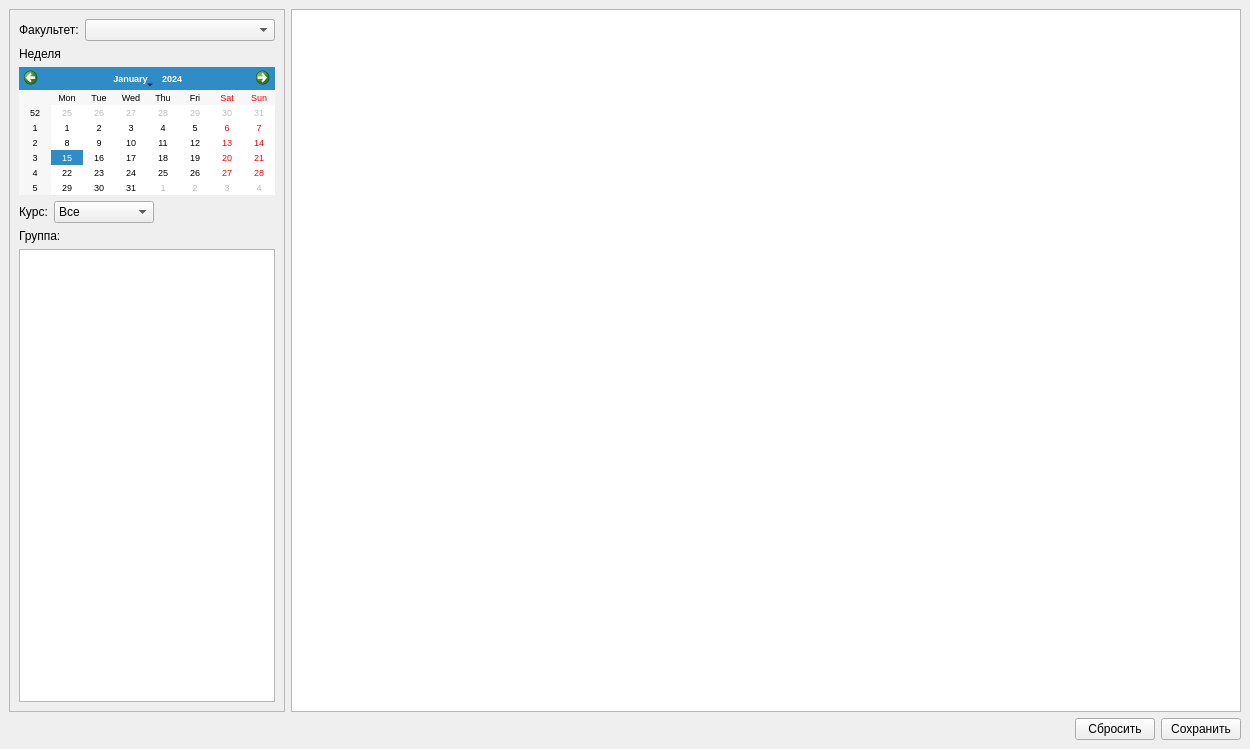
The window that absents_cpp_client/ui/mainwindow.ui (vgafk/academy) describes before a commit, drawn with Qt 5.
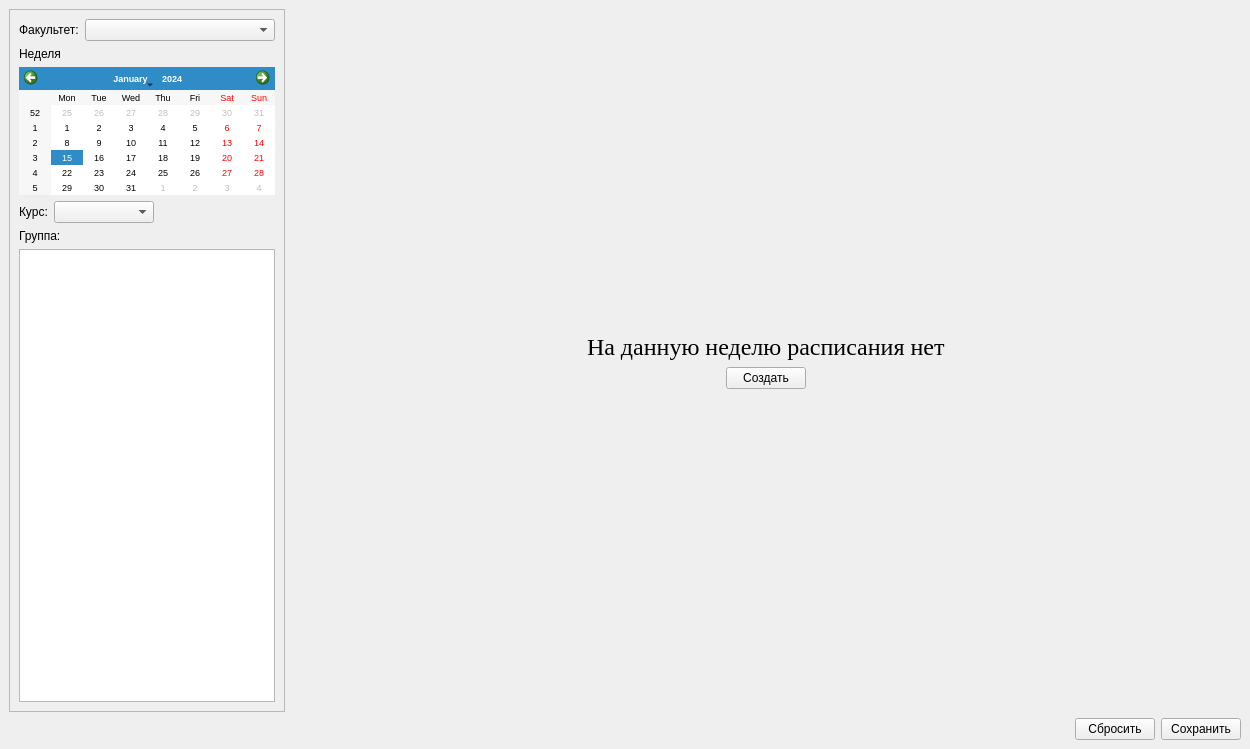
The same window after the commit. The open tabs and pages were chosen to show the change.

What changed in the file:
```diff
--- a/absents_cpp_client/ui/mainwindow.ui
+++ b/absents_cpp_client/ui/mainwindow.ui
@@ -80,36 +80,6 @@
                <height>0</height>
               </size>
              </property>
-             <item>
-              <property name="text">
-               <string>Все</string>
-              </property>
-             </item>
-             <item>
-              <property name="text">
-               <string>1 курс</string>
-              </property>
-             </item>
-             <item>
-              <property name="text">
-               <string>2 курс</string>
-              </property>
-             </item>
-             <item>
-              <property name="text">
-               <string>3 курс</string>
-              </property>
-             </item>
-             <item>
-              <property name="text">
-               <string>4 курс</string>
-              </property>
-             </item>
-             <item>
-              <property name="text">
-               <string>5 курс</string>
-              </property>
-             </item>
             </widget>
            </item>
            <item>
@@ -141,16 +111,180 @@
        </widget>
       </item>
       <item>
-       <widget class="QTableWidget" name="tableWidget">
-        <property name="alternatingRowColors">
-         <bool>true</bool>
+       <widget class="QStackedWidget" name="stackedWidget">
+        <property name="currentIndex">
+         <number>2</number>
         </property>
-        <attribute name="horizontalHeaderVisible">
-         <bool>false</bool>
-        </attribute>
-        <attribute name="verticalHeaderVisible">
-         <bool>false</bool>
-        </attribute>
+        <widget class="QWidget" name="page">
+         <layout class="QVBoxLayout" name="verticalLayout_6">
+          <item>
+           <widget class="QLabel" name="label_6">
+            <property name="font">
+             <font>
+              <family>Times New Roman</family>
+              <pointsize>26</pointsize>
+              <italic>false</italic>
+              <bold>false</bold>
+             </font>
+            </property>
+            <property name="text">
+             <string>Выберите группу</string>
+            </property>
+            <property name="alignment">
+             <set>Qt::AlignCenter</set>
+            </property>
+           </widget>
+          </item>
+         </layout>
+        </widget>
+        <widget class="QWidget" name="p_create">
+         <layout class="QVBoxLayout" name="verticalLayout_2">
+          <item>
+           <widget class="QWidget" name="w_create" native="true">
+            <layout class="QVBoxLayout" name="verticalLayout_5">
+             <item>
+              <spacer name="verticalSpacer">
+               <property name="orientation">
+                <enum>Qt::Vertical</enum>
+               </property>
+               <property name="sizeHint" stdset="0">
+                <size>
+                 <width>20</width>
+                 <height>290</height>
+                </size>
+               </property>
+              </spacer>
+             </item>
+             <item>
+              <layout class="QHBoxLayout" name="horizontalLayout_6">
+               <item>
+                <spacer name="horizontalSpacer_5">
+                 <property name="orientation">
+                  <enum>Qt::Horizontal</enum>
+                 </property>
+                 <property name="sizeHint" stdset="0">
+                  <size>
+                   <width>40</width>
+                   <height>20</height>
+                  </size>
+                 </property>
+                </spacer>
+               </item>
+               <item>
+                <widget class="QLabel" name="label_2">
+                 <property name="font">
+                  <font>
+                   <family>Times New Roman</family>
+                   <pointsize>18</pointsize>
+                  </font>
+                 </property>
+                 <property name="text">
+                  <string>На данную неделю расписания нет</string>
+                 </property>
+                </widget>
+               </item>
+               <item>
+                <spacer name="horizontalSpacer_6">
+                 <property name="orientation">
+                  <enum>Qt::Horizontal</enum>
+                 </property>
+                 <property name="sizeHint" stdset="0">
+                  <size>
+                   <width>40</width>
+                   <height>20</height>
+                  </size>
+                 </property>
+                </spacer>
+               </item>
+              </layout>
+             </item>
+             <item>
+              <layout class="QHBoxLayout" name="horizontalLayout_5">
+               <item>
+                <spacer name="horizontalSpacer_3">
+                 <property name="orientation">
+                  <enum>Qt::Horizontal</enum>
+                 </property>
+                 <property name="sizeHint" stdset="0">
+                  <size>
+                   <width>40</width>
+                   <height>20</height>
+                  </size>
+                 </property>
+                </spacer>
+               </item>
+               <item>
+                <widget class="QPushButton" name="btn_createSchedule">
+                 <property name="text">
+                  <string>Создать</string>
+                 </property>
+                </widget>
+               </item>
+               <item>
+                <spacer name="horizontalSpacer_4">
+                 <property name="orientation">
+                  <enum>Qt::Horizontal</enum>
+                 </property>
+                 <property name="sizeHint" stdset="0">
+                  <size>
+                   <width>40</width>
+                   <height>20</height>
+                  </size>
+                 </property>
+                </spacer>
+               </item>
+              </layout>
+             </item>
+             <item>
+              <spacer name="verticalSpacer_2">
+               <property name="orientation">
+                <enum>Qt::Vertical</enum>
+               </property>
+               <property name="sizeHint" stdset="0">
+                <size>
+                 <width>20</width>
+                 <height>290</height>
+                </size>
+               </property>
+              </spacer>
+             </item>
+            </layout>
+           </widget>
+          </item>
+         </layout>
+        </widget>
+        <widget class="QWidget" name="p_schedule">
+         <layout class="QVBoxLayout" name="verticalLayout_4">
+          <property name="spacing">
+           <number>0</number>
+          </property>
+          <property name="leftMargin">
+           <number>0</number>
+          </property>
+          <property name="topMargin">
+           <number>0</number>
+          </property>
+          <property name="rightMargin">
+           <number>0</number>
+          </property>
+          <property name="bottomMargin">
+           <number>0</number>
+          </property>
+          <item>
+           <widget class="QTableWidget" name="tableWidget">
+            <property name="alternatingRowColors">
+             <bool>true</bool>
+            </property>
+            <attribute name="horizontalHeaderVisible">
+             <bool>false</bool>
+            </attribute>
+            <attribute name="verticalHeaderVisible">
+             <bool>true</bool>
+            </attribute>
+           </widget>
+          </item>
+         </layout>
+        </widget>
        </widget>
       </item>
      </layout>
```
Left out of the diff: 4 changed lines with no effect on the pictures.
